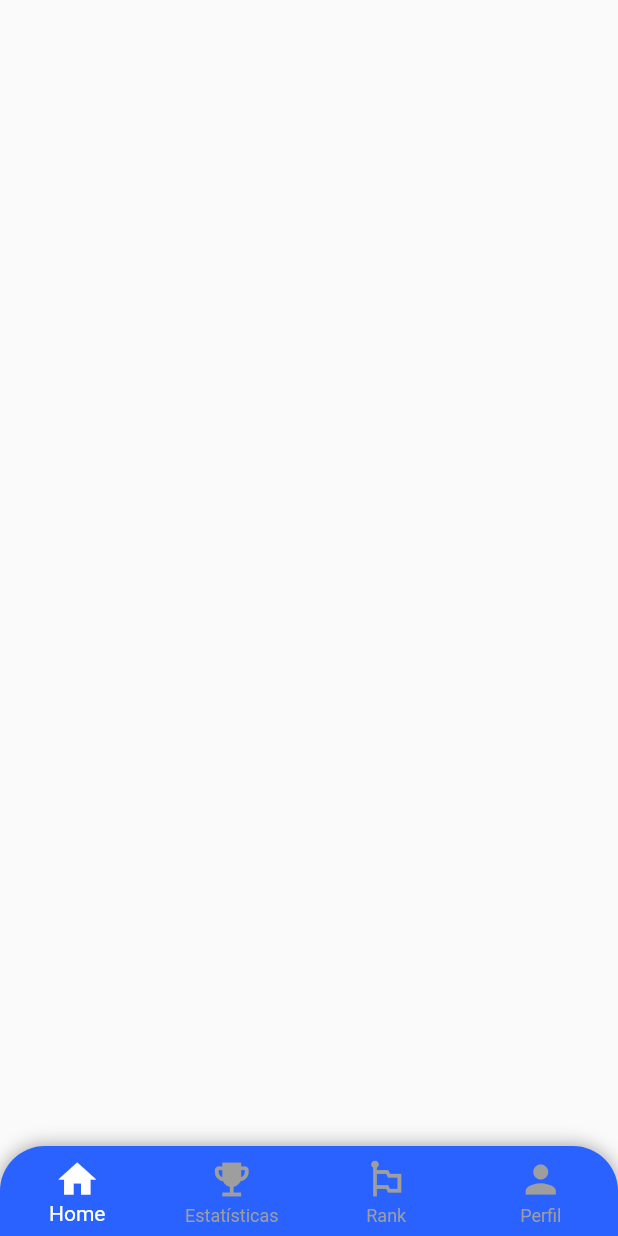
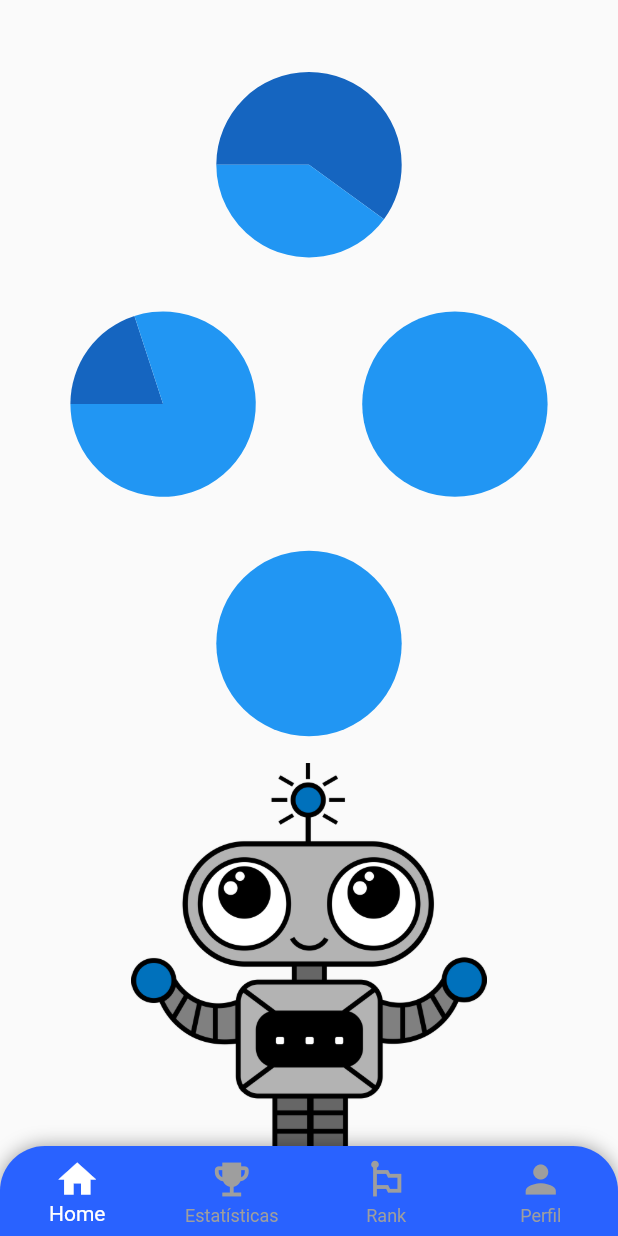
Before and after one commit to danielmbrasil/oops, a Flutter app: the BottomNavBar screen opened directly, on a phone screen of 412 x 824 dp. Run offline on Flutter 3.47's test engine with Material 2 defaults, Android fonts, the phone set to English and light mode, and no system bars; drawn by our look-alikes of pie_chart; our stand-ins replace email_validator, flutter_secure_storage, flutter_spinkit; accounts and stored records are empty.

Commit message:
add homepage screen with pie chart

```diff
--- a/lib/screens/home/bottom_nav_bar.dart
+++ b/lib/screens/home/bottom_nav_bar.dart
@@ -2,6 +2,7 @@ import 'package:flutter/material.dart';
 import 'package:oops/screens/home/profile.dart';
 import 'package:oops/screens/home/rank.dart';
 import 'package:oops/screens/home/statistics.dart';
+import 'package:oops/screens/home/home.dart';
 
 class BottomNavBar extends StatefulWidget {
   const BottomNavBar({Key key}) : super(key: key);
@@ -11,7 +12,7 @@ class BottomNavBar extends StatefulWidget {
 }
 
 class _BottomNavBarState extends State<BottomNavBar> {
-  final List _screens = [Scaffold(), Statistics(), Rank(), Profile()];
+  final List _screens = [Home(), Statistics(), Rank(), Profile()];
 
   int _index = 0;
 
--- /dev/null
+++ b/lib/screens/home/home.dart
@@ -0,0 +1,70 @@
+import 'package:flutter/material.dart';
+import 'package:pie_chart/pie_chart.dart';
+
+class Home extends StatefulWidget {
+  @override
+  _HomeState createState() => _HomeState();
+}
+
+class _HomeState extends State<Home> {
+  Widget _activityButton(
+      int activityNumber, double screenWidth, double progress) {
+    Map<String, double> dataMap = {
+      "completed": progress,
+      "not completed": 1 - progress
+    };
+
+    return MaterialButton(
+      onPressed: () {},
+      shape: CircleBorder(),
+      child: PieChart(
+        dataMap: dataMap,
+        chartRadius: screenWidth * 0.3,
+        colorList: <Color>[Colors.blue[800], Colors.blue[500]],
+        initialAngleInDegree: 180,
+        chartType: ChartType.disc,
+        legendOptions: LegendOptions(
+          showLegends: false,
+        ),
+        chartValuesOptions: ChartValuesOptions(
+          showChartValues: false,
+        ),
+      ),
+    );
+  }
+
+  @override
+  Widget build(BuildContext context) {
+    var _screenHeight = MediaQuery.of(context).size.height;
+    var _screenWidth = MediaQuery.of(context).size.width;
+
+    return Scaffold(
+      body: ListView(
+        padding: EdgeInsets.symmetric(vertical: 20),
+        children: [
+          SizedBox(height: 20),
+          _activityButton(1, _screenWidth, 0.6),
+          SizedBox(height: 20),
+          Row(
+            mainAxisAlignment: MainAxisAlignment.spaceEvenly,
+            children: [
+              _activityButton(2, _screenWidth, 0.2),
+              _activityButton(3, _screenWidth, 0),
+            ],
+          ),
+          SizedBox(height: 20),
+          _activityButton(4, _screenWidth, 0),
+          SizedBox(height: 10),
+          Container(
+            alignment: Alignment.bottomCenter,
+            width: _screenWidth * 0.5,
+            height: _screenHeight * 0.35,
+            decoration: BoxDecoration(
+                image: DecorationImage(
+                    image: AssetImage('assets/images/willy-home.png'))),
+          ),
+        ],
+      ),
+    );
+  }
+}
--- a/pubspec.yaml
+++ b/pubspec.yaml
@@ -32,6 +32,7 @@ dependencies:
   http: ^0.13.3
   email_validator: ^2.0.1
   flutter_spinkit: ^5.0.0
+  pie_chart: ^5.0.0
 
 dev_dependencies:
   flutter_test:
```
Also changed, not shown: assets/images/willy-home.png (added), pubspec.lock.
